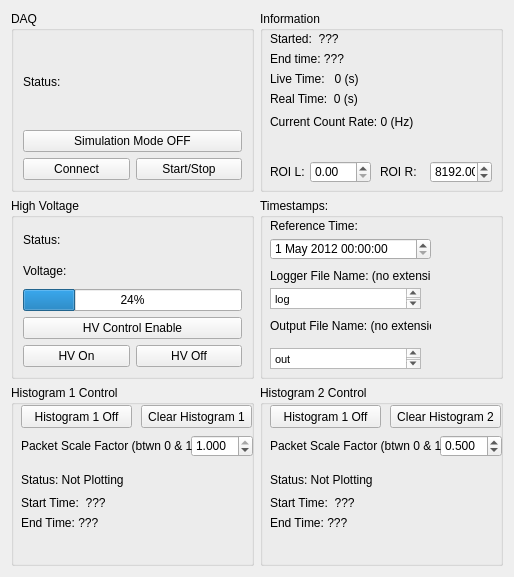
Above: examples/LynxDAQ/src/DAQControlWidget.ui from benyee/grif before the change. Below: the same form after it.
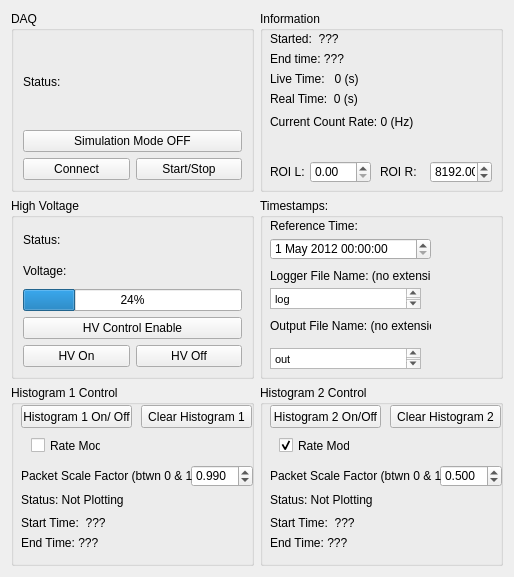
That is the form after the change.

Commit message: Fixed button labels, added rate mode toggle

What changed in the file:
```diff
--- a/examples/LynxDAQ/src/DAQControlWidget.ui
+++ b/examples/LynxDAQ/src/DAQControlWidget.ui
@@ -232,7 +232,7 @@
       <property name="geometry">
        <rect>
         <x>10</x>
-        <y>80</y>
+        <y>100</y>
         <width>111</width>
         <height>30</height>
        </rect>
@@ -245,7 +245,7 @@
       <property name="geometry">
        <rect>
         <x>10</x>
-        <y>110</y>
+        <y>130</y>
         <width>231</width>
         <height>16</height>
        </rect>
@@ -258,7 +258,7 @@
       <property name="geometry">
        <rect>
         <x>10</x>
-        <y>130</y>
+        <y>150</y>
         <width>231</width>
         <height>16</height>
        </rect>
@@ -290,14 +290,14 @@
        </rect>
       </property>
       <property name="text">
-       <string>Histogram 1 Off</string>
+       <string>Histogram 1 On/ Off</string>
       </property>
      </widget>
      <widget class="QDoubleSpinBox" name="packetValue1">
       <property name="geometry">
        <rect>
         <x>180</x>
-        <y>50</y>
+        <y>80</y>
         <width>62</width>
         <height>22</height>
        </rect>
@@ -309,14 +309,14 @@
        <double>1.000000000000000</double>
       </property>
       <property name="value">
-       <double>1.000000000000000</double>
+       <double>0.990000000000000</double>
       </property>
      </widget>
      <widget class="QLabel" name="packetInfo1">
       <property name="geometry">
        <rect>
         <x>10</x>
-        <y>50</y>
+        <y>80</y>
         <width>171</width>
         <height>21</height>
        </rect>
@@ -325,6 +325,19 @@
        <string>Packet Scale Factor (btwn 0 &amp; 1)</string>
       </property>
      </widget>
+     <widget class="QCheckBox" name="rateMode1">
+      <property name="geometry">
+       <rect>
+        <x>20</x>
+        <y>50</y>
+        <width>70</width>
+        <height>21</height>
+       </rect>
+      </property>
+      <property name="text">
+       <string>Rate Mode</string>
+      </property>
+     </widget>
     </widget>
    </item>
    <item row="3" column="1">
@@ -352,7 +365,7 @@
       <property name="geometry">
        <rect>
         <x>10</x>
-        <y>80</y>
+        <y>100</y>
         <width>111</width>
         <height>30</height>
        </rect>
@@ -365,7 +378,7 @@
       <property name="geometry">
        <rect>
         <x>10</x>
-        <y>110</y>
+        <y>130</y>
         <width>231</width>
         <height>16</height>
        </rect>
@@ -378,7 +391,7 @@
       <property name="geometry">
        <rect>
         <x>10</x>
-        <y>130</y>
+        <y>150</y>
         <width>231</width>
         <height>16</height>
        </rect>
@@ -391,7 +404,7 @@
       <property name="geometry">
        <rect>
         <x>180</x>
-        <y>50</y>
+        <y>80</y>
         <width>62</width>
         <height>22</height>
        </rect>
@@ -410,7 +423,7 @@
       <property name="geometry">
        <rect>
         <x>10</x>
-        <y>50</y>
+        <y>80</y>
         <width>171</width>
         <height>21</height>
        </rect>
@@ -429,7 +442,23 @@
        </rect>
       </property>
       <property name="text">
-       <string>Histogram 1 Off</string>
+       <string>Histogram 2 On/Off</string>
+      </property>
+     </widget>
+     <widget class="QCheckBox" name="rateMode2">
+      <property name="geometry">
+       <rect>
+        <x>19</x>
+        <y>50</y>
+        <width>71</width>
+        <height>21</height>
+       </rect>
+      </property>
+      <property name="text">
+       <string>Rate Mode</string>
+      </property>
+      <property name="checked">
+       <bool>true</bool>
       </property>
      </widget>
     </widget>
```
The commit also changes 4 other files.
